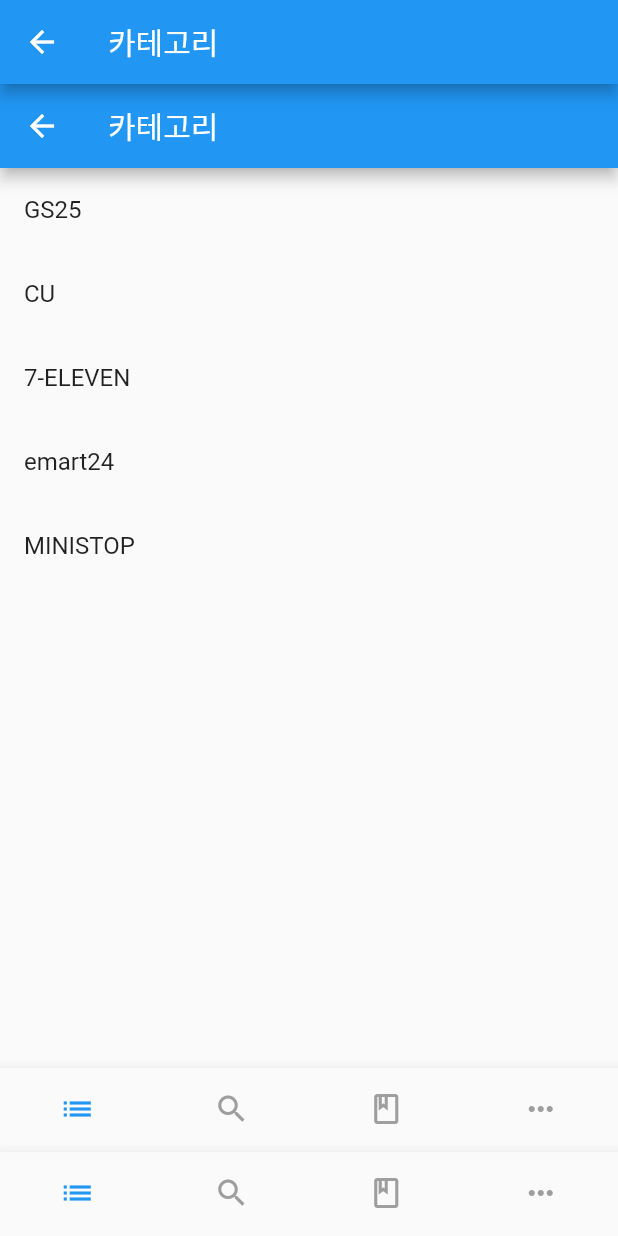
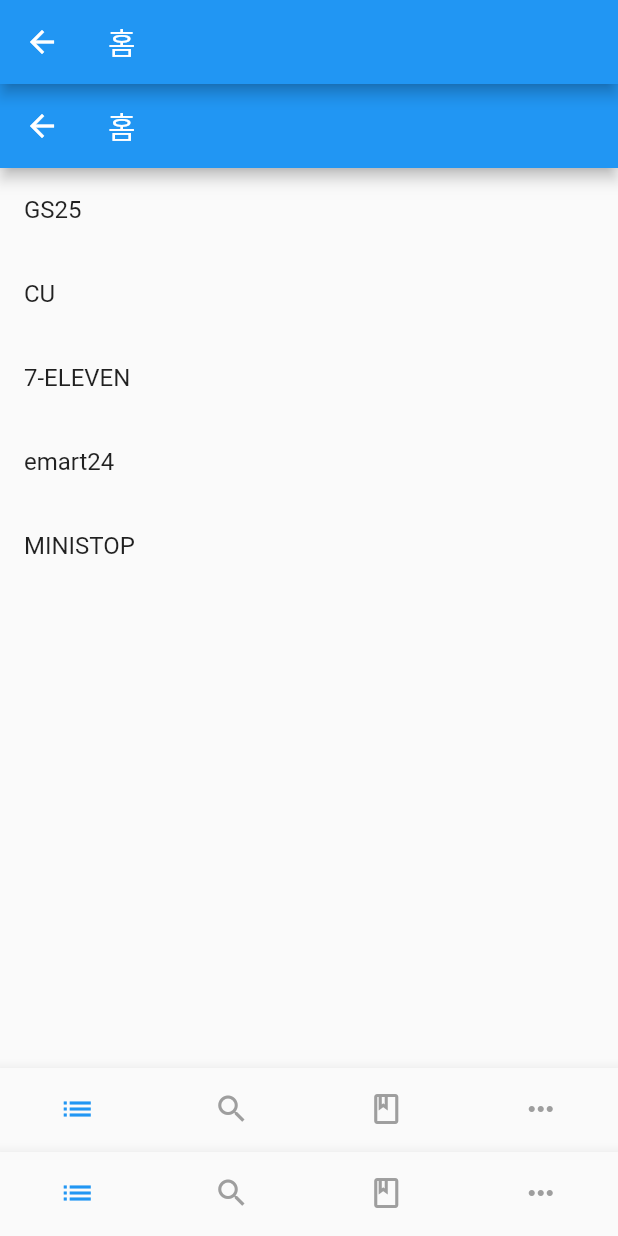
Before and after one commit to junhaesung/nplusone-client, a Flutter app: the NavigationView screen opened directly, on a phone screen of 412 x 824 dp. Run offline on Flutter 3.47's test engine with Material 2 defaults, Android fonts, the phone set to English and light mode, and no system bars; our stand-ins replace firebase_analytics, firebase_auth, firebase_core, firebase_messaging, flutter_bloc, infinite_scroll_pagination and 1 more; accounts and stored records are empty; network calls fail.

Commit message:
feat: 첫페이지 category -> home 으로 이름 변경

```diff
--- a/lib/view/category_view.dart
+++ b/lib/view/home_view.dart
@@ -3,14 +3,14 @@ import 'package:nplusone/domain/store_type.dart';
 import 'package:nplusone/view/item_list_view.dart';
 import 'package:nplusone/view/navigation/bottom_tab_bar.dart';
 
-class CategoryView extends StatelessWidget {
-  const CategoryView({Key? key}) : super(key: key);
+class HomeView extends StatelessWidget {
+  const HomeView({Key? key}) : super(key: key);
 
   @override
   Widget build(BuildContext context) {
     return Scaffold(
       appBar: AppBar(
-        title: const Text('카테고리'),
+        title: const Text('홈'),
       ),
       body: _getListView(),
       bottomNavigationBar: const BottomTabBar(),
--- a/lib/view/navigation/tab_page_cubit.dart
+++ b/lib/view/navigation/tab_page_cubit.dart
@@ -3,11 +3,11 @@ import 'package:flutter_bloc/flutter_bloc.dart';
 part 'tab_page_state.dart';
 
 class TabPageCubit extends Cubit<TabPageState> {
-  TabPageCubit() : super(TabPageState.category);
+  TabPageCubit() : super(TabPageState.home);
 
   showCategoryPage() {
-    if (state != TabPageState.category) {
-      emit(TabPageState.category);
+    if (state != TabPageState.home) {
+      emit(TabPageState.home);
     }
   }
 
--- a/lib/view/navigation/tab_page_navigator.dart
+++ b/lib/view/navigation/tab_page_navigator.dart
@@ -1,6 +1,6 @@
 import 'package:flutter/material.dart';
 import 'package:flutter_bloc/flutter_bloc.dart';
-import 'package:nplusone/view/category_view.dart';
+import 'package:nplusone/view/home_view.dart';
 import 'package:nplusone/view/more_view.dart';
 import 'package:nplusone/view/navigation/tab_page_cubit.dart';
 import 'package:nplusone/view/search_view.dart';
@@ -21,8 +21,7 @@ class TabPageNavigator extends StatelessWidget {
 
   List<Page<dynamic>> _getPages(TabPageState state) {
     return [
-      if (state == TabPageState.category)
-        const MaterialPage(child: CategoryView()),
+      if (state == TabPageState.home) const MaterialPage(child: HomeView()),
       if (state == TabPageState.search) const MaterialPage(child: SearchView()),
       if (state == TabPageState.item) const MaterialPage(child: ItemView()),
       if (state == TabPageState.more) const MaterialPage(child: MoreView()),
--- a/lib/view/navigation/tab_page_state.dart
+++ b/lib/view/navigation/tab_page_state.dart
@@ -1,7 +1,7 @@
 part of 'tab_page_cubit.dart';
 
 enum TabPageState {
-  category,
+  home,
   search,
   item,
   more,
--- a/lib/view/navigation_view.dart
+++ b/lib/view/navigation_view.dart
@@ -1,7 +1,7 @@
 import 'package:firebase_analytics/firebase_analytics.dart';
 import 'package:flutter/material.dart';
 
-import 'category_view.dart';
+import 'home_view.dart';
 import 'search_view.dart';
 import 'item_view.dart';
 import 'more_view.dart';
@@ -23,13 +23,13 @@ class _NavigationViewState extends State<NavigationView> {
     super.initState();
 
     _titles.addAll([
-      const Text('카테고리'),
+      const Text('홈'),
       const Text('검색'),
       const Text('상품'),
       const Text('더보기'),
     ]);
     _views.addAll([
-      const CategoryView(),
+      const HomeView(),
       const SearchView(),
       const ItemView(),
       const MoreView(),
@@ -47,7 +47,7 @@ class _NavigationViewState extends State<NavigationView> {
         items: const <BottomNavigationBarItem>[
           BottomNavigationBarItem(
             icon: Icon(Icons.list),
-            label: 'Category',
+            label: 'Home',
           ),
           BottomNavigationBarItem(
             icon: Icon(Icons.search),
@@ -76,7 +76,7 @@ class _NavigationViewState extends State<NavigationView> {
   _onItemTapped(int index) async {
     await FirebaseAnalytics.instance
         .setCurrentScreen(
-        screenName: index == 0 ? 'Category'
+        screenName: index == 0 ? 'Home'
             : index == 1 ? 'Search'
             : index == 2 ? 'Item'
             : "More"
```
